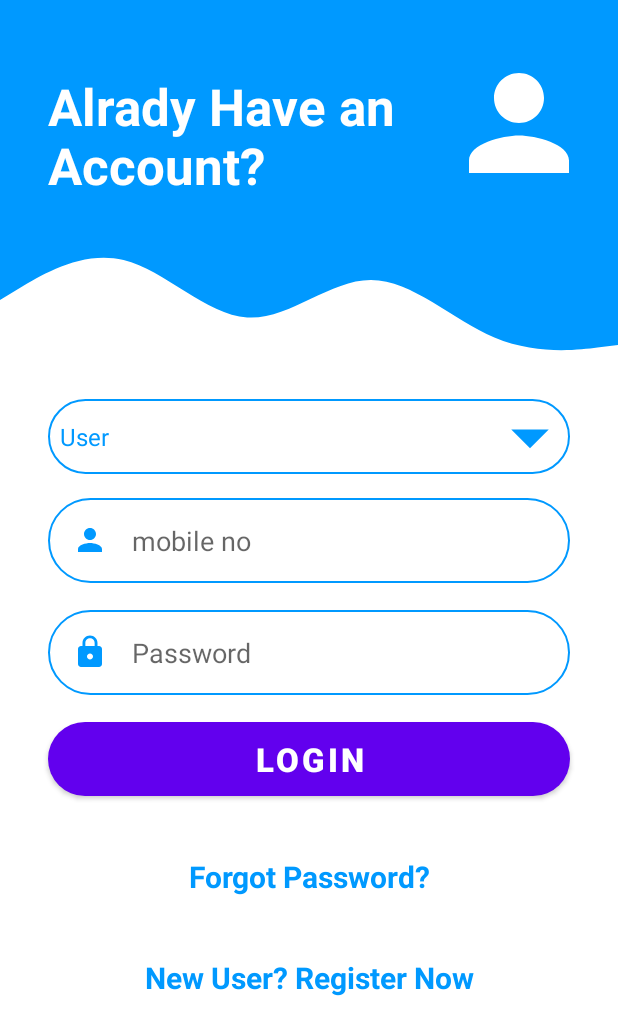
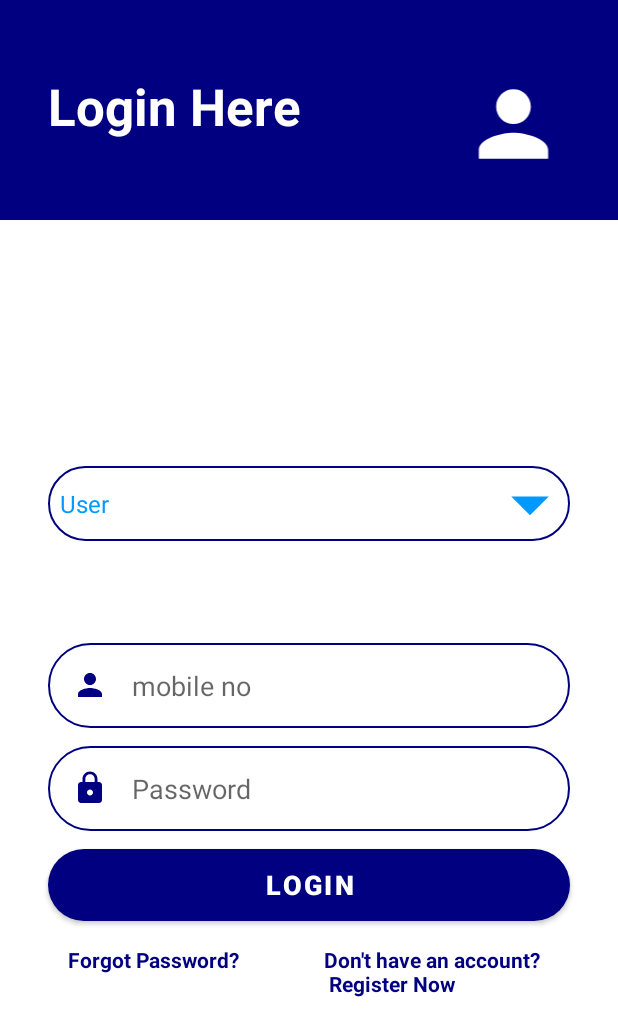
Before and after one commit to brijal091/Android-Project, an Android app: the screen it shows after launch (Loginpage), on a phone screen of 412 x 824 dp. Shown: the top 1036 px of the screen. Run offline under Robolectric (Android 15) with nearby library versions, the phone set to English and light mode, and no system bars.

Commit message:
Layout change

```diff
--- a/OnlineTiffinOrder/app/src/main/java/com/example/onlineTiffinorder/api/ApiClient.java
+++ b/OnlineTiffinOrder/app/src/main/java/com/example/onlineTiffinorder/api/ApiClient.java
@@ -8,7 +8,7 @@ public class ApiClient {
 
   // public static final String BASE_URL = "http://www.adityapanchal.in/";
   //public static final String BASE_URL = "http://192.168.0.106/kj/";
-  public static final String BASE_URL = "http://192.168.111.200/kj/";
+  public static final String BASE_URL = "http://192.168.253.200/kj/";
 //  public static final String BASE_URL = "http:192.168.117.200//:8080/kj/";
 //  public static final String BASE_URL = "http://localhost/kj/";
 //   public static final String BASE_URL = "http://kaushaljethava.me/kjapi/";
--- a/OnlineTiffinOrder/app/src/main/res/layout/activity_loginpage.xml
+++ b/OnlineTiffinOrder/app/src/main/res/layout/activity_loginpage.xml
@@ -9,8 +9,10 @@
     <View
         android:id="@+id/topView"
         android:layout_width="0dp"
-        android:layout_height="150dp"
+        android:layout_height="0dp"
+        android:layout_marginBottom="116dp"
         android:background="@color/colorPrimary"
+        app:layout_constraintBottom_toTopOf="@+id/spinerlogin"
         app:layout_constraintEnd_toEndOf="parent"
         app:layout_constraintStart_toStartOf="parent"
         app:layout_constraintTop_toTopOf="parent" />
@@ -21,7 +23,7 @@
         android:layout_height="wrap_content"
         android:layout_marginStart="32dp"
         android:layout_marginTop="48dp"
-        android:text="Alrady Have an Account?"
+        android:text="Login Here "
         android:textColor="@android:color/white"
         android:textSize="34sp"
         android:textStyle="bold"
@@ -32,43 +34,36 @@
 
     <ImageView
         android:id="@+id/imageView"
-        android:layout_width="wrap_content"
-        android:layout_height="wrap_content"
-        android:layout_marginTop="32dp"
-        android:layout_marginEnd="16dp"
+        android:layout_width="75dp"
+        android:layout_height="69dp"
+        android:layout_marginTop="48dp"
+        android:layout_marginEnd="32dp"
+        android:src="@drawable/ic_person"
         app:layout_constraintEnd_toEndOf="parent"
-        app:layout_constraintTop_toTopOf="parent"
-        android:src="@drawable/ic_person" />
-
-    <View
-        android:id="@+id/view2"
-        android:layout_width="0dp"
-        android:layout_height="100dp"
-        android:background="@drawable/wave"
-        app:layout_constraintEnd_toEndOf="parent"
-        app:layout_constraintStart_toStartOf="parent"
-        app:layout_constraintTop_toBottomOf="@+id/topView" />
+        app:layout_constraintTop_toTopOf="parent" />
 
     <Spinner
         android:id="@+id/spinerlogin"
         android:layout_width="0dp"
-        android:layout_height="50dp"
+        android:layout_height="0dp"
         android:layout_marginStart="32dp"
-        android:layout_marginTop="16dp"
         android:layout_marginEnd="32dp"
+        android:layout_marginBottom="415dp"
         android:entries="@array/login"
         android:padding="0dp"
         android:spinnerMode="dropdown"
+        app:layout_constraintBottom_toBottomOf="parent"
         app:layout_constraintEnd_toEndOf="parent"
+        app:layout_constraintHorizontal_bias="0.0"
         app:layout_constraintStart_toStartOf="parent"
-        app:layout_constraintTop_toBottomOf="@+id/view2" />
+        app:layout_constraintTop_toBottomOf="@+id/topView" />
 
     <EditText
         android:id="@+id/inputEmaillogin"
         android:layout_width="0dp"
         android:layout_height="wrap_content"
         android:layout_marginStart="32dp"
-        android:layout_marginTop="16dp"
+        android:layout_marginTop="20dp"
         android:layout_marginEnd="32dp"
         android:background="@drawable/round_border"
         android:drawableStart="@drawable/ic_person_reg"
@@ -87,7 +82,7 @@
         android:layout_width="0dp"
         android:layout_height="wrap_content"
         android:layout_marginStart="32dp"
-        android:layout_marginTop="18dp"
+        android:layout_marginTop="12dp"
         android:layout_marginEnd="32dp"
         android:background="@drawable/round_border"
         android:drawableStart="@drawable/ic_lock"
@@ -97,6 +92,7 @@
         android:inputType="textPassword"
         android:padding="16dp"
         app:layout_constraintEnd_toEndOf="parent"
+        app:layout_constraintHorizontal_bias="0.0"
         app:layout_constraintStart_toStartOf="parent"
         app:layout_constraintTop_toBottomOf="@+id/inputEmaillogin" />
 
@@ -105,14 +101,15 @@
         android:layout_width="0dp"
         android:layout_height="wrap_content"
         android:layout_marginStart="32dp"
-        android:layout_marginTop="18dp"
+        android:layout_marginTop="12dp"
         android:layout_marginEnd="32dp"
         android:background="@drawable/round_bg"
         android:text="LOGIN"
         android:textColor="@android:color/white"
-        android:textSize="22sp"
+        android:textSize="18sp"
         android:textStyle="bold"
         app:layout_constraintEnd_toEndOf="parent"
+        app:layout_constraintHorizontal_bias="0.0"
         app:layout_constraintStart_toStartOf="parent"
         app:layout_constraintTop_toBottomOf="@+id/inputPasswordlogin" />
 
@@ -121,29 +118,30 @@
         android:layout_width="wrap_content"
         android:layout_height="27dp"
         android:layout_marginStart="32dp"
-        android:layout_marginTop="40dp"
+        android:layout_marginTop="16dp"
         android:layout_marginEnd="32dp"
         android:text="Forgot Password?"
         android:textColor="@color/colorPrimary"
-        android:textSize="20sp"
+        android:textSize="14sp"
         android:textStyle="bold"
         app:layout_constraintEnd_toEndOf="parent"
+        app:layout_constraintHorizontal_bias="0.056"
         app:layout_constraintStart_toStartOf="parent"
         app:layout_constraintTop_toBottomOf="@+id/btnLogin" />
 
     <TextView
         android:id="@+id/gotoLogin"
-        android:layout_width="wrap_content"
-        android:layout_height="27dp"
+        android:layout_width="148dp"
+        android:layout_height="41dp"
         android:layout_marginStart="32dp"
-        android:layout_marginTop="40dp"
         android:layout_marginEnd="32dp"
-        android:text="New User? Register Now"
+        android:text="Don't have an account? \n Register Now"
         android:textColor="@color/colorPrimary"
-        android:textSize="20sp"
+        android:textSize="14sp"
         android:textStyle="bold"
+        app:layout_constraintBaseline_toBaselineOf="@+id/forgotpass"
         app:layout_constraintEnd_toEndOf="parent"
-        app:layout_constraintStart_toStartOf="parent"
-        app:layout_constraintTop_toBottomOf="@+id/forgotpass" />
+        app:layout_constraintHorizontal_bias="0.919"
+        app:layout_constraintStart_toStartOf="parent" />
 
 </androidx.constraintlayout.widget.ConstraintLayout>
--- a/OnlineTiffinOrder/app/src/main/res/values/colors.xml
+++ b/OnlineTiffinOrder/app/src/main/res/values/colors.xml
@@ -1,13 +1,13 @@
 <?xml version="1.0" encoding="utf-8"?>
 <resources>
-    <color name="purple_200">#FFBB86FC</color>
-    <color name="purple_500">#FF6200EE</color>
-    <color name="purple_700">#FF3700B3</color>
+    <color name="purple_200">#000080</color>
+    <color name="purple_500">#000080</color>
+    <color name="purple_700">#000080</color>
     <color name="teal_200">#FF03DAC5</color>
     <color name="teal_700">#FF018786</color>
     <color name="black">#FF000000</color>
     <color name="white">#FFFFFFFF</color>
-    <color name="colorPrimary">#0099ff</color>
+    <color name="colorPrimary">#000080</color>
     <color name="colorPrimaryDark">#0099ff</color>
     <color name="colorAccent">#0099ff</color>
 </resources>
--- a/OnlineTiffinOrder/app/src/main/res/values/strings.xml
+++ b/OnlineTiffinOrder/app/src/main/res/values/strings.xml
@@ -1,5 +1,5 @@
 <resources>
-    <string name="app_name">OnlineTiffinOrder</string>
+    <string name="app_name">Meels on Weels</string>
     <string-array name="qty">
         <item>Select Quantity</item>
         <item>One</item>
```
Also changed, not shown: OnlineTiffinOrder/app/src/main/res/layout/activity_registrationpage.xml (+26 -25 lines).
